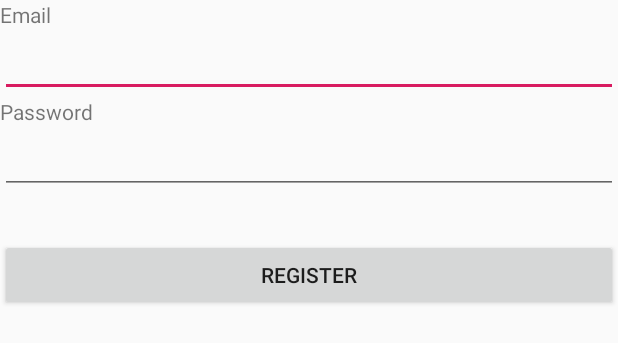
After one commit to roystijsiger/missing-cars-app, an Android app: the layout fragment_login.xml on its own in the app's theme, with its tools: preview values and no code run, on a phone screen of 412 x 824 dp. The commit adds this screen. Shown: the top 343 px of the screen. Run offline under Robolectric (Android 15) with nearby library versions, the phone set to English and light mode, and no system bars; network calls fail.

Commit message:
Added register and login fragment

```diff
--- /dev/null
+++ b/app/src/main/res/layout/fragment_login.xml
@@ -0,0 +1,41 @@
+<?xml version="1.0" encoding="utf-8"?>
+<RelativeLayout xmlns:android="http://schemas.android.com/apk/res/android"
+    xmlns:tools="http://schemas.android.com/tools"
+    android:layout_width="match_parent"
+    android:layout_height="match_parent"
+    tools:context=".LoginFragment">
+
+    <TextView
+        android:id="@+id/lbl_email"
+        android:layout_width="wrap_content"
+        android:layout_height="wrap_content"
+        android:text="Email"/>
+
+    <EditText
+        android:id="@+id/txt_email"
+        android:layout_width="match_parent"
+        android:layout_height="wrap_content"
+        android:layout_below="@id/lbl_email"/>
+
+    <TextView
+        android:id="@+id/lbl_password"
+        android:layout_width="wrap_content"
+        android:layout_height="wrap_content"
+        android:text="Password"
+        android:layout_below="@+id/txt_email"/>
+
+    <EditText
+        android:id="@+id/txt_password"
+        android:layout_width="match_parent"
+        android:layout_height="wrap_content"
+        android:layout_below="@id/lbl_password"/>
+
+    <Button
+        android:id="@+id/btn_login"
+        android:layout_width="match_parent"
+        android:layout_height="wrap_content"
+        android:layout_below="@id/txt_password"
+        android:layout_marginTop="30dp"
+        android:text="Register" />
+
+</RelativeLayout>
```
Also changed, not shown: app/src/main/java/com/wherismyvehicle/whereismyvehicle/Views/LoginFragment.java (added, +40 -0 lines), app/src/main/java/com/wherismyvehicle/whereismyvehicle/Views/RegisterFragment.java (added, +22 -0 lines), app/src/main/res/layout/fragment_profile.xml (+3 -7 lines), app/src/main/res/layout/fragment_register.xml (added, +56 -0 lines), app/build.gradle (line endings or trailing spaces).
